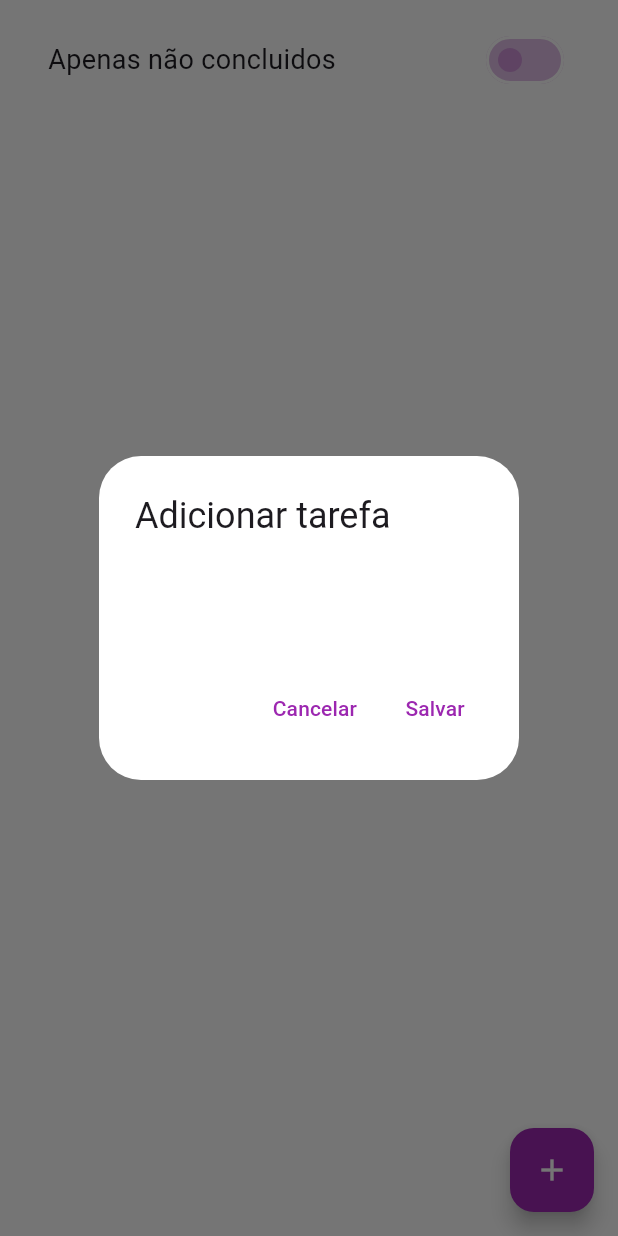
After one commit to LinikerThiers/meu-app-flutter-estudo, a Flutter app: the TarefaPage screen opened directly, after a tap on the "add" icon, on a phone screen of 412 x 824 dp. The commit adds this screen. Run offline on Flutter 3.47's test engine with Material 3 defaults, Android fonts, the phone set to English and light mode, and no system bars; our stand-ins replace google_fonts.

Commit message:
adicionando tela de tarefas

```diff
--- /dev/null
+++ b/lib/model/tarefa.dart
@@ -0,0 +1,41 @@
+import 'package:flutter/material.dart';
+
+class Tarefa {
+  final String _id = UniqueKey().toString();
+  String _descricao = "";
+  bool _concluido = false;
+
+  Tarefa(this._descricao, this._concluido);
+
+  // String getId() {
+  //   return _id;
+  // }
+  String get id => _id;
+
+  // String getDescricao() {
+  //   return _descricao;
+  // }
+  String get descricao => _descricao;
+
+  // void setDescricao(String descricao) {
+  //   _descricao = descricao;
+  // }
+
+  set descricao(String descricao) {
+    _descricao = descricao;
+  }
+
+  // bool getConcluido() {
+  //   return _concluido;
+  // }
+
+  bool get concluido => _concluido;
+
+  // void setConcluido(bool concluido) {
+  //   _concluido = concluido;
+  // }
+
+  set concluido (bool concluido) {
+    _concluido = concluido;
+  }
+}
--- /dev/null
+++ b/lib/pages/tarefa_page.dart
@@ -0,0 +1,132 @@
+import 'package:flutter/material.dart';
+import 'package:trilhaapp/model/tarefa.dart';
+import 'package:trilhaapp/repositories/tarefa_repository.dart';
+
+class TarefaPage extends StatefulWidget {
+  const TarefaPage({super.key});
+
+  @override
+  State<TarefaPage> createState() => _TarefaPageState();
+}
+
+class _TarefaPageState extends State<TarefaPage> {
+  var tarefaRepository = TarefaRepository();
+  List<Tarefa> _tarefas = [];
+  var descricaoController = TextEditingController();
+  var apenasNaoConcluidos = false;
+
+  @override
+  void initState() {
+    super.initState();
+    obterTarefas();
+  }
+
+  void obterTarefas() async {
+    if (apenasNaoConcluidos) {
+      _tarefas = await tarefaRepository.listarNaoConcluidas();
+    } else {
+      _tarefas = await tarefaRepository.listar();
+    }
+    setState(() {});
+  }
+
+  @override
+  Widget build(BuildContext context) {
+    return Scaffold(
+        floatingActionButton: FloatingActionButton(
+            child: Icon(Icons.add),
+            onPressed: () {
+              descricaoController.text = "";
+              showDialog(
+                  context: context,
+                  builder: (BuildContext bc) {
+                    return AlertDialog(
+                      title: Text("Adicionar tarefa"),
+                      content: TextField(
+                        controller: descricaoController,
+                      ),
+                      actions: [
+                        TextButton(
+                            onPressed: () {
+                              Navigator.pop(context);
+                            },
+                            child: Text("Cancelar")),
+                        TextButton(
+                            onPressed: () async {
+                              await tarefaRepository.adicionar(
+                                  Tarefa(descricaoController.text, false));
+                              Navigator.pop(context);
+                              setState(() {});
+                            },
+                            child: Text("Salvar")),
+                      ],
+                    );
+                  });
+            }),
+        body: Container(
+          margin: EdgeInsets.symmetric(horizontal: 16, vertical: 8),
+          child: Column(
+            children: [
+              Container(
+                margin: EdgeInsets.symmetric(horizontal: 16, vertical: 8),
+                child: Row(
+                  mainAxisAlignment: MainAxisAlignment.spaceBetween,
+                  children: [
+                    Text(
+                      "Apenas não concluidos",
+                      style: TextStyle(fontSize: 18),
+                    ),
+                    Switch(
+                      value: apenasNaoConcluidos,
+                      onChanged: (bool value) {
+                        apenasNaoConcluidos = value;
+                        obterTarefas();
+                      },
+                      activeColor: Colors.purple,
+                      activeTrackColor: Colors.purple[400],
+                      inactiveThumbColor: Colors.purple[200],
+                      inactiveTrackColor: Colors.purple[100],
+                    )
+                  ],
+                ),
+              ),
+              Expanded(
+                child: ListView.builder(
+                  itemCount: _tarefas.length,
+                  itemBuilder: (BuildContext bc, int index) {
+                    var tarefa = _tarefas[index];
+                    return Dismissible(
+                      onDismissed: (DismissDirection dismissDirection) async {
+                        await tarefaRepository.remove(tarefa.id);
+                        obterTarefas();
+                      },
+                      key: Key(tarefa.id),
+                      background: Container(
+                        color: Colors.purple,
+                        alignment: Alignment.centerRight,
+                        padding: EdgeInsets.symmetric(horizontal: 20),
+                        child: Icon(Icons.delete, color: Colors.white),
+                      ),
+                      child: ListTile(
+                        title: Text(tarefa.descricao),
+                        trailing: Switch(
+                          onChanged: (bool value) async {
+                            await tarefaRepository.alterar(tarefa.id, value);
+                            obterTarefas();
+                          },
+                          value: tarefa.concluido,
+                          activeColor: Colors.purple,
+                          activeTrackColor: Colors.purple[400],
+                          inactiveThumbColor: Colors.purple[200],
+                          inactiveTrackColor: Colors.purple[100],
+                        ),
+                      ),
+                    );
+                  },
+                ),
+              ),
+            ],
+          ),
+        ));
+  }
+}
--- /dev/null
+++ b/lib/repositories/tarefa_repository.dart
@@ -0,0 +1,30 @@
+import 'package:trilhaapp/model/tarefa.dart';
+
+class TarefaRepository {
+  final List<Tarefa> _tarefas = [];
+
+  Future<void> adicionar(Tarefa tarefa) async {
+    await Future.delayed(Duration(milliseconds: 100));
+    _tarefas.add(tarefa);
+  }
+
+  Future<void> alterar(String id, bool concluido) async {
+    await Future.delayed(Duration(milliseconds: 100));
+    _tarefas.where((tarefa) => tarefa.id == id).first.concluido = concluido;
+  }
+
+  Future<List<Tarefa>> listar() async {
+    await Future.delayed(Duration(milliseconds: 100));
+    return _tarefas;
+  }
+
+  Future<List<Tarefa>> listarNaoConcluidas() async {
+    await Future.delayed(Duration(milliseconds: 100));
+    return _tarefas.where((tarefa) => !tarefa.concluido).toList();
+  }
+
+  Future<void> remove(String id) async {
+    await Future.delayed(Duration(milliseconds: 100));
+    _tarefas.remove(_tarefas.where((tarefa) => tarefa.id == id).first);
+  }
+}
```
Also changed, not shown: lib/pages/main_page.dart (+6 -2 lines).
